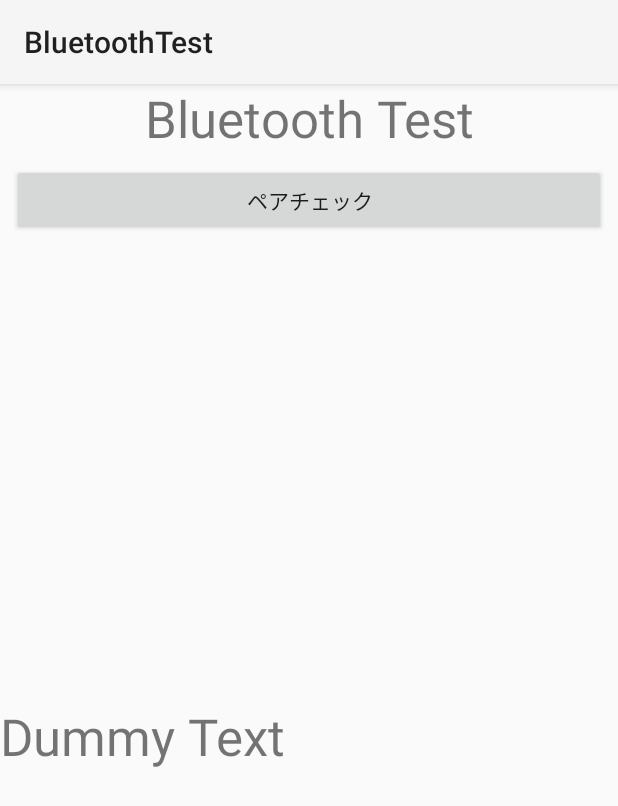
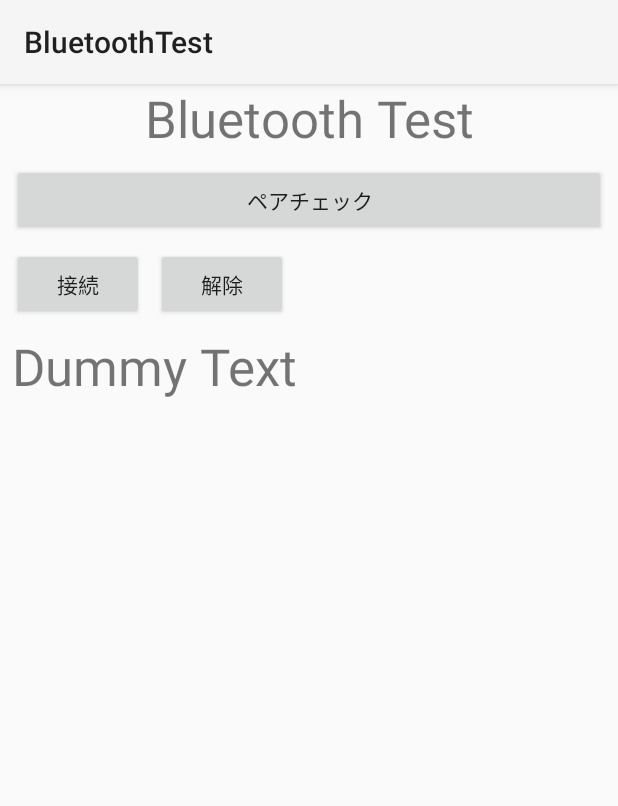
Before and after one commit to YoshiharaTakahiro/BluetoothTest, an Android app: the screen it shows after launch (MainActivity), on a phone screen of 412 x 824 dp. Shown: the top 806 px of the screen. Run offline under Robolectric (Android 15) with nearby library versions, the phone set to English and light mode, and no system bars.

Commit message:
Bluetooth関連のスレッドを独立 接続解除機能を実装

```diff
--- a/app/src/main/res/layout/activity_main.xml
+++ b/app/src/main/res/layout/activity_main.xml
@@ -10,7 +10,7 @@
         android:id="@+id/textView"
         android:layout_width="0dp"
         android:layout_height="wrap_content"
-        android:text="Bluetooth Test"
+        android:text="@string/mainActivityTitle"
         android:textAlignment="center"
         android:textSize="34sp"
         app:layout_constraintLeft_toLeftOf="parent"
@@ -24,20 +24,48 @@
         android:layout_marginStart="8dp"
         android:layout_marginTop="8dp"
         android:layout_marginEnd="8dp"
-        android:text="ペアチェック"
+        android:text="@string/pairCheckButton"
         app:layout_constraintEnd_toEndOf="parent"
         app:layout_constraintStart_toStartOf="parent"
         app:layout_constraintTop_toBottomOf="@+id/textView" />
 
-    <TextView
-        android:id="@+id/serialText"
+    <Button
+        android:id="@+id/connectBt"
+        android:layout_width="wrap_content"
+        android:layout_height="wrap_content"
+        android:layout_marginStart="8dp"
+        android:layout_marginTop="8dp"
+        android:text="@string/connectButton"
+        app:layout_constraintStart_toStartOf="parent"
+        app:layout_constraintTop_toBottomOf="@+id/checkBt" />
+
+    <Button
+        android:id="@+id/releaseBt"
+        android:layout_width="wrap_content"
+        android:layout_height="wrap_content"
+        android:layout_marginStart="8dp"
+        android:text="@string/releaseButton"
+        app:layout_constraintBaseline_toBaselineOf="@+id/connectBt"
+        app:layout_constraintStart_toEndOf="@+id/connectBt" />
+
+    <ScrollView
         android:layout_width="0dp"
-        android:layout_height="wrap_content"
-        android:text="Dummy Text"
-        android:textSize="34sp"
+        android:layout_height="0dp"
+        android:layout_marginStart="8dp"
+        android:layout_marginTop="8dp"
+        android:layout_marginEnd="8dp"
+        android:layout_marginBottom="8dp"
         app:layout_constraintBottom_toBottomOf="parent"
         app:layout_constraintEnd_toEndOf="parent"
         app:layout_constraintStart_toStartOf="parent"
-        app:layout_constraintTop_toBottomOf="@+id/checkBt" />
+        app:layout_constraintTop_toBottomOf="@+id/connectBt">
+
+        <TextView
+            android:id="@+id/serialText"
+            android:layout_width="match_parent"
+            android:layout_height="wrap_content"
+            android:text="@string/workText"
+            android:textSize="34sp" />
+    </ScrollView>
 
 </androidx.constraintlayout.widget.ConstraintLayout>
--- a/app/src/main/res/values/strings.xml
+++ b/app/src/main/res/values/strings.xml
@@ -1,3 +1,8 @@
 <resources>
     <string name="app_name">BluetoothTest</string>
+    <string name="connectButton">接続</string>
+    <string name="pairCheckButton">ペアチェック</string>
+    <string name="mainActivityTitle">Bluetooth Test</string>
+    <string name="workText">Dummy Text</string>
+    <string name="releaseButton">解除</string>
 </resources>
```
Also changed, not shown: app/src/main/java/jp/ac/ecc/tyoshihara/bluetoothtest/BluetoothConnectThread.kt (added, +49 -0 lines), app/src/main/java/jp/ac/ecc/tyoshihara/bluetoothtest/BluetoothConnectedThread.kt (added, +46 -0 lines), app/src/main/java/jp/ac/ecc/tyoshihara/bluetoothtest/MainActivity.kt (+29 -134 lines).
